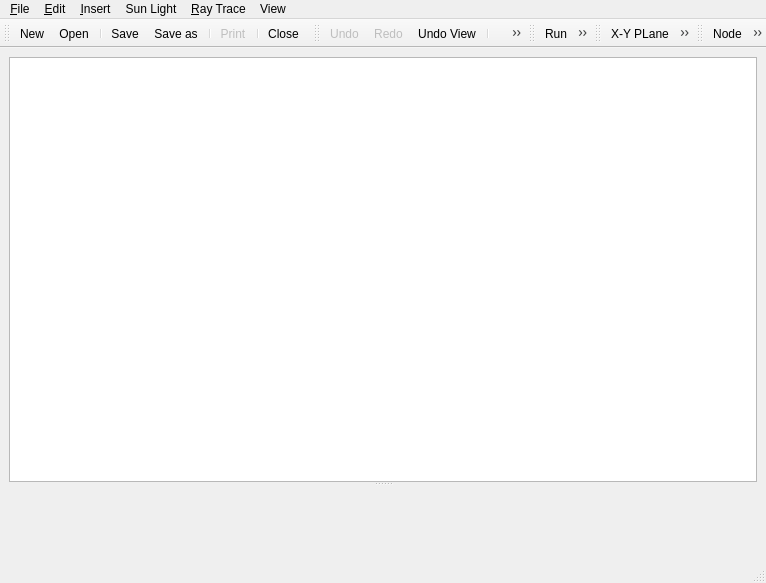
This is TonatiuhProject/src/mainwindow.ui in iat-cener/tonatiuh as Qt 5 draws it before an edit. The edited form follows.
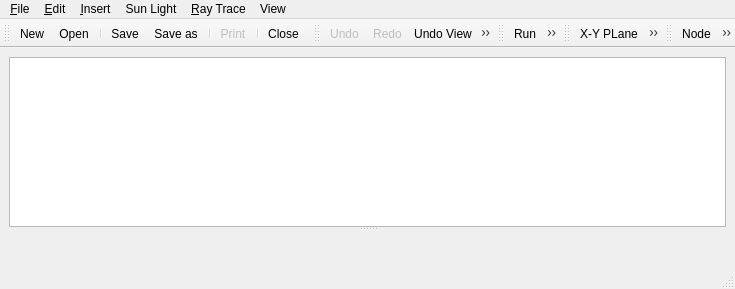
This is the edited form. Icons and pictures are not drawn. Custom widgets are drawn as their Qt base class.

Commit message: Changed due to problems with display rays.

```diff
--- a/TonatiuhProject/src/mainwindow.ui
+++ b/TonatiuhProject/src/mainwindow.ui
@@ -9,9 +9,9 @@
   <property name="geometry">
    <rect>
     <x>0</x>
-    <y>0</y>
-    <width>766</width>
-    <height>583</height>
+    <y>147</y>
+    <width>735</width>
+    <height>289</height>
    </rect>
   </property>
   <property name="sizePolicy">
@@ -92,7 +92,7 @@
     <rect>
      <x>0</x>
      <y>0</y>
-     <width>766</width>
+     <width>735</width>
      <height>21</height>
     </rect>
    </property>
```
Left out of the diff: 2 changed lines with no effect on the pictures. The commit also changes 1 other file.
